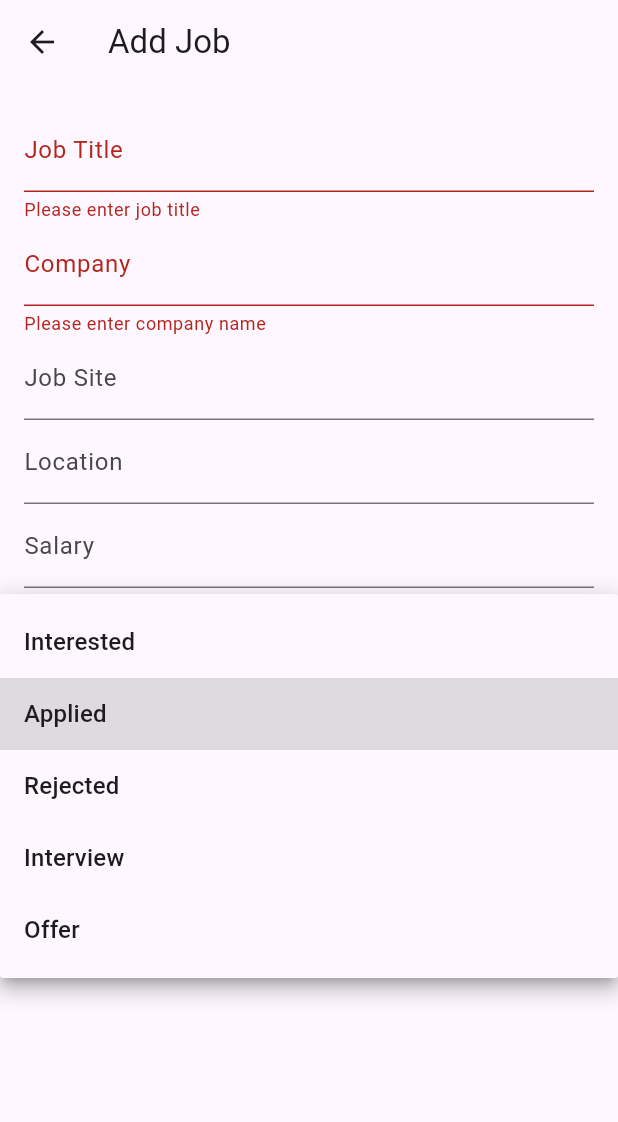
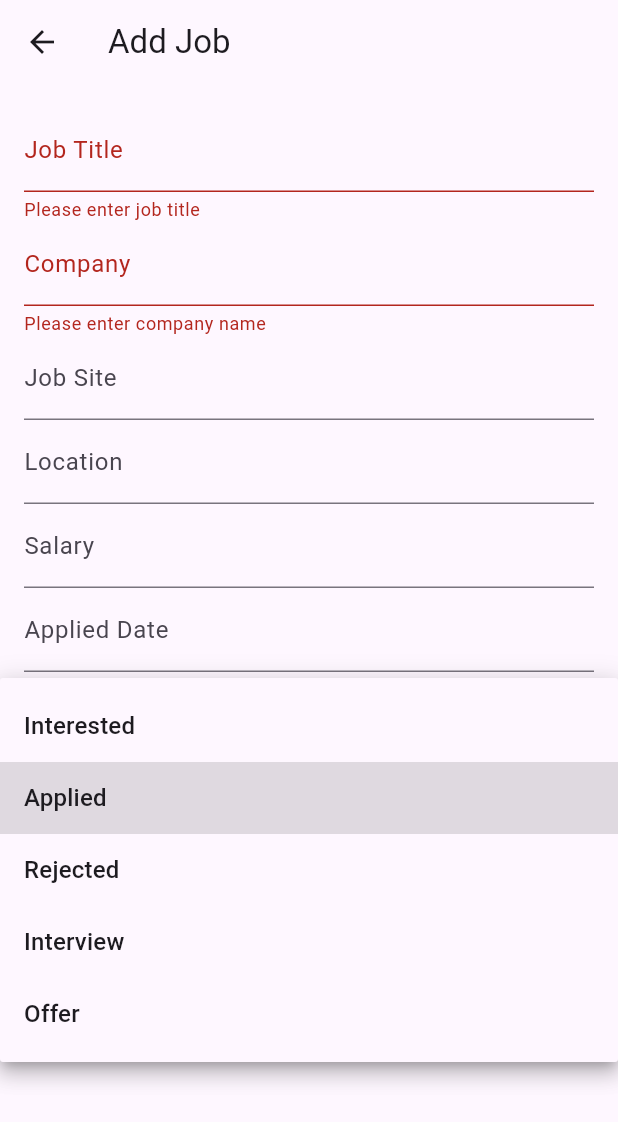
Before and after one commit to AkivaKn/job_application_tracker, a Flutter app: the JobDetailPage screen opened directly, after a tap on "Add Job", after a tap on "Applied", on a phone screen of 412 x 824 dp. Shown: the top 1122 px of the screen. Run offline on Flutter 3.47's test engine with Material 3 defaults, Android fonts, the light colour scheme and no system bars; our stand-ins replace hive, hive_flutter; accounts and stored records are empty.

Commit message:
feat: add interview date field

```diff
--- a/lib/models/job_application.dart
+++ b/lib/models/job_application.dart
@@ -17,7 +17,9 @@ class JobApplication {
   @HiveField(5)
   String status;
   @HiveField(6)
-  DateTime? createdAt;
+  DateTime? appliedDate;
+  @HiveField(7)
+  DateTime? interviewDate;
 
   JobApplication({
     required this.jobTitle,
@@ -26,6 +28,7 @@ class JobApplication {
     this.jobSite,
     this.location,
     this.salary,
-    this.createdAt,
+    this.appliedDate,
+    this.interviewDate,
   });
 }
--- a/lib/screens/job_detail_page.dart
+++ b/lib/screens/job_detail_page.dart
@@ -22,8 +22,11 @@ class _JobDetailPageState extends State<JobDetailPage> {
   String? _location;
   int? _salary;
   String _status = 'Applied';
-  DateTime? _createdAt;
-  TextEditingController _datePickerController = TextEditingController();
+  DateTime? _appliedDate;
+  TextEditingController _appliedDatePickerController = TextEditingController();
+  DateTime? _interviewDate;
+  TextEditingController _interviewDatePickerController =
+      TextEditingController();
 
   @override
   void initState() {
@@ -35,16 +38,20 @@ class _JobDetailPageState extends State<JobDetailPage> {
       _location = widget.job!.location;
       _salary = widget.job!.salary;
       _status = widget.job!.status;
-      _createdAt = widget.job!.createdAt;
-      _datePickerController.text = _createdAt != null
-          ? DateFormat.yMd().format(_createdAt ?? DateTime.now())
+      _appliedDate = widget.job!.appliedDate;
+      _appliedDatePickerController.text = _appliedDate != null
+          ? DateFormat.yMd().format(_appliedDate ?? DateTime.now())
+          : '';
+      _interviewDate = widget.job!.interviewDate;
+      _interviewDatePickerController.text = _interviewDate != null
+          ? DateFormat.yMd().format(_interviewDate ?? DateTime.now())
           : '';
     }
   }
 
   @override
   void dispose() {
-    _datePickerController.dispose();
+    _appliedDatePickerController.dispose();
     super.dispose();
   }
 
@@ -117,24 +124,47 @@ class _JobDetailPageState extends State<JobDetailPage> {
                 },
               ),
               TextFormField(
-                controller: _datePickerController,
+                controller: _appliedDatePickerController,
                 readOnly: true,
                 decoration: InputDecoration(
-                  labelText: 'Date Created',
+                  labelText: 'Applied Date',
                   hintText: "Click here to select date",
                 ),
                 onTap: () async {
                   DateTime? pickedDate = await showDatePicker(
                     context: context,
-                    initialDate: _createdAt ?? DateTime.now(),
+                    initialDate: _appliedDate ?? DateTime.now(),
                     firstDate: DateTime(2020),
                     lastDate: DateTime(2030),
                   );
                   if (pickedDate != null) {
                     setState(() {
-                      _createdAt = pickedDate;
-                      _datePickerController.text =
-                          _createdAt!.toLocal().toString().split(' ')[0];
+                      _appliedDate = pickedDate;
+                      _appliedDatePickerController.text = DateFormat.yMd()
+                          .format(_appliedDate ?? DateTime.now());
+                    });
+                  }
+                },
+              ),
+              TextFormField(
+                controller: _interviewDatePickerController,
+                readOnly: true,
+                decoration: InputDecoration(
+                  labelText: 'Interview Date',
+                  hintText: "Click here to select date",
+                ),
+                onTap: () async {
+                  DateTime? pickedDate = await showDatePicker(
+                    context: context,
+                    initialDate: _interviewDate ?? DateTime.now(),
+                    firstDate: DateTime(2020),
+                    lastDate: DateTime(2030),
+                  );
+                  if (pickedDate != null) {
+                    setState(() {
+                      _interviewDate = pickedDate;
+                      _interviewDatePickerController.text = DateFormat.yMd()
+                          .format(_interviewDate ?? DateTime.now());
                     });
                   }
                 },
@@ -176,7 +206,8 @@ class _JobDetailPageState extends State<JobDetailPage> {
                       location: _location,
                       salary: _salary,
                       status: _status,
-                      createdAt: _createdAt ?? DateTime.now(),
+                      appliedDate: _appliedDate,
+                      interviewDate: _interviewDate,
                     );
 
                     if (widget.index == null) {
```
Also changed, not shown: lib/models/job_application.g.dart.
